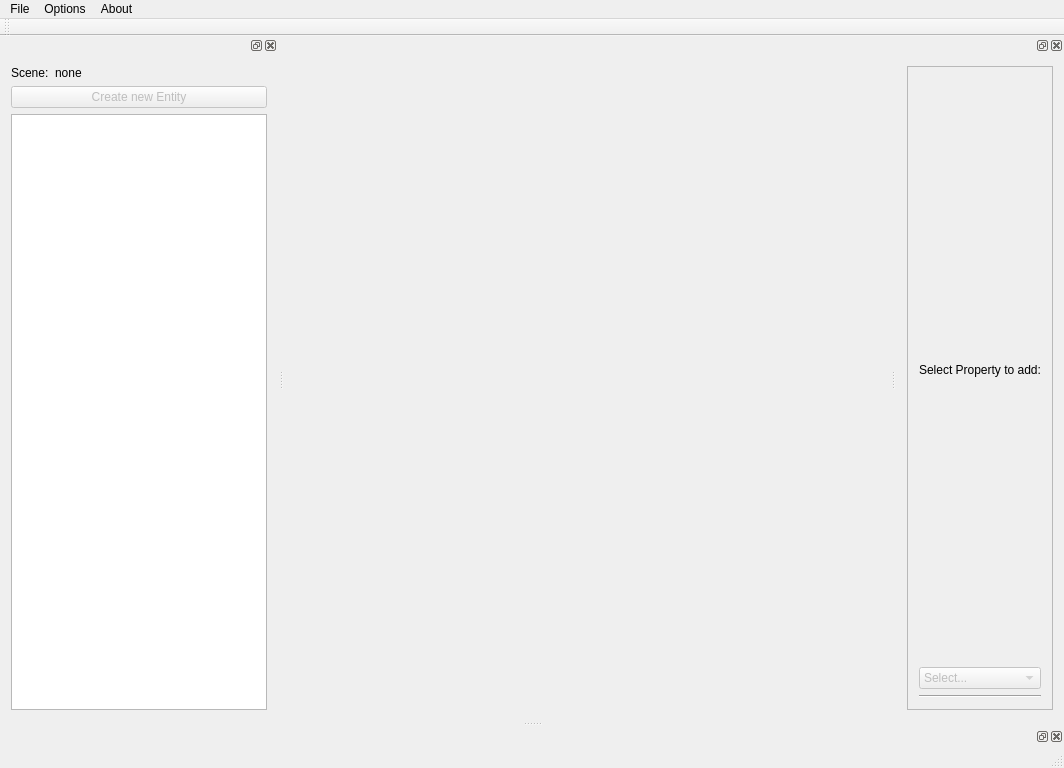
Before: the Qt Designer form v2.5/GEAR Studio/geareditor.ui in andyreimann/gear, drawn with Qt 5.
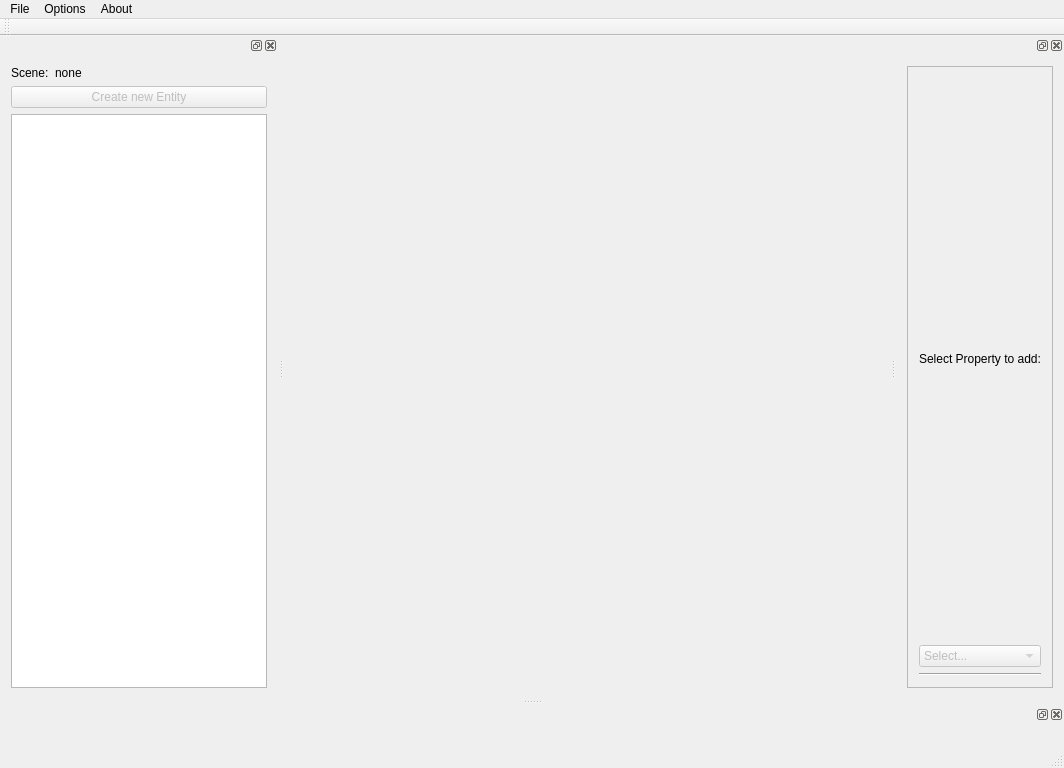
After: the same form once the commit is applied. Custom widgets are drawn as their Qt base class.

Diff of the .ui file:
```diff
--- a/v2.5/GEAR Studio/geareditor.ui
+++ b/v2.5/GEAR Studio/geareditor.ui
@@ -71,7 +71,9 @@
    <attribute name="dockWidgetArea">
     <number>8</number>
    </attribute>
-   <widget class="QWidget" name="dockWidgetContents_3"/>
+   <widget class="QWidget" name="loggingRoot">
+    <layout class="QVBoxLayout" name="verticalLayout_4"/>
+   </widget>
   </widget>
   <widget class="QDockWidget" name="sceneWindow">
    <attribute name="dockWidgetArea">
@@ -169,7 +171,7 @@
           <x>0</x>
           <y>0</y>
           <width>130</width>
-          <height>631</height>
+          <height>410</height>
          </rect>
         </property>
         <layout class="QVBoxLayout" name="verticalLayout_3">
```
